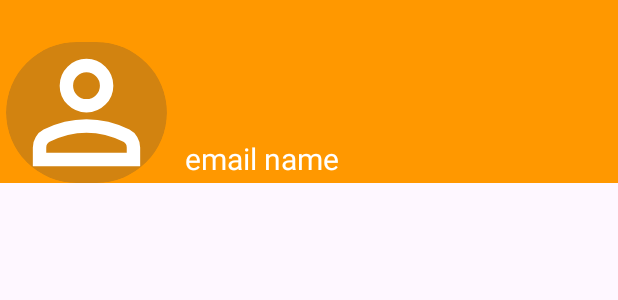
After one commit to rehamelsayeddd/Tab2K-Elyoum, an Android app: the layout header_layout.xml on its own in the app's theme, with its tools: preview values and no code run, on a phone screen of 412 x 824 dp. The commit adds this screen. Shown: the top 300 px of the screen. Run offline under Robolectric (Android 15) with nearby library versions, the phone set to English and light mode, and no system bars.

Commit message:
added header layout and menun

```diff
--- /dev/null
+++ b/Tab2kElyoum/app/src/main/res/drawable/circular.xml
@@ -0,0 +1,5 @@
+<?xml version="1.0" encoding="utf-8"?>
+<shape xmlns:android="http://schemas.android.com/apk/res/android">
+    <solid android:color="#3E494545" /> <!-- Background color transparent -->
+    <corners android:radius="1000dp" /> <!-- Set a radius to make the shape circular -->
+</shape>
--- /dev/null
+++ b/Tab2kElyoum/app/src/main/res/layout/header_layout.xml
@@ -0,0 +1,36 @@
+<?xml version="1.0" encoding="utf-8"?>
+<androidx.constraintlayout.widget.ConstraintLayout xmlns:android="http://schemas.android.com/apk/res/android"
+    xmlns:app="http://schemas.android.com/apk/res-auto"
+    xmlns:tools="http://schemas.android.com/tools"
+    android:layout_width="match_parent"
+    android:layout_height="wrap_content"
+    android:background="#FF9800">
+
+    <!-- Profile Image -->
+    <ImageView
+        android:id="@+id/nav_header_image"
+        android:layout_width="107dp"
+        android:layout_height="94dp"
+        android:layout_marginStart="4dp"
+        android:layout_marginTop="28dp"
+        android:background="@drawable/circular"
+        android:clipToOutline="true"
+        android:scaleType="centerCrop"
+        android:src="@drawable/person"
+        app:layout_constraintStart_toStartOf="parent"
+        app:layout_constraintTop_toTopOf="parent" />
+
+    <!-- TextView that represents the title, such as a username -->
+    <TextView
+        android:id="@+id/tv_headerDrawer"
+        android:layout_width="wrap_content"
+        android:layout_height="wrap_content"
+        android:layout_marginStart="12dp"
+        android:layout_marginTop="64dp"
+        android:textColor="@android:color/white"
+        android:textSize="20sp"
+        app:layout_constraintStart_toEndOf="@+id/nav_header_image"
+        app:layout_constraintTop_toTopOf="@+id/nav_header_image"
+        tools:text="@string/username" />
+
+</androidx.constraintlayout.widget.ConstraintLayout>
--- a/Tab2kElyoum/app/src/main/res/values/strings.xml
+++ b/Tab2kElyoum/app/src/main/res/values/strings.xml
@@ -19,4 +19,10 @@
     <string name="Dailyinspo">Daily Inspiration</string>
     <string name="plannedtoday">Planned Today</string>
     <string name="Logout">Logout</string>
+    <string name="home">Home</string>
+    <string name="fav">Fvaourite</string>
+    <string name="favv">Favourite</string>
+    <string name="search">Search</string>
+    <string name="calender">Calender</string>
+    <string name="username">email name</string>
 </resources>
```
Also changed, not shown: Tab2kElyoum/app/src/main/res/drawable/search.xml (added, +9 -0 lines), Tab2kElyoum/app/src/main/res/menu/bottom_menu.xml (added, +16 -0 lines).
